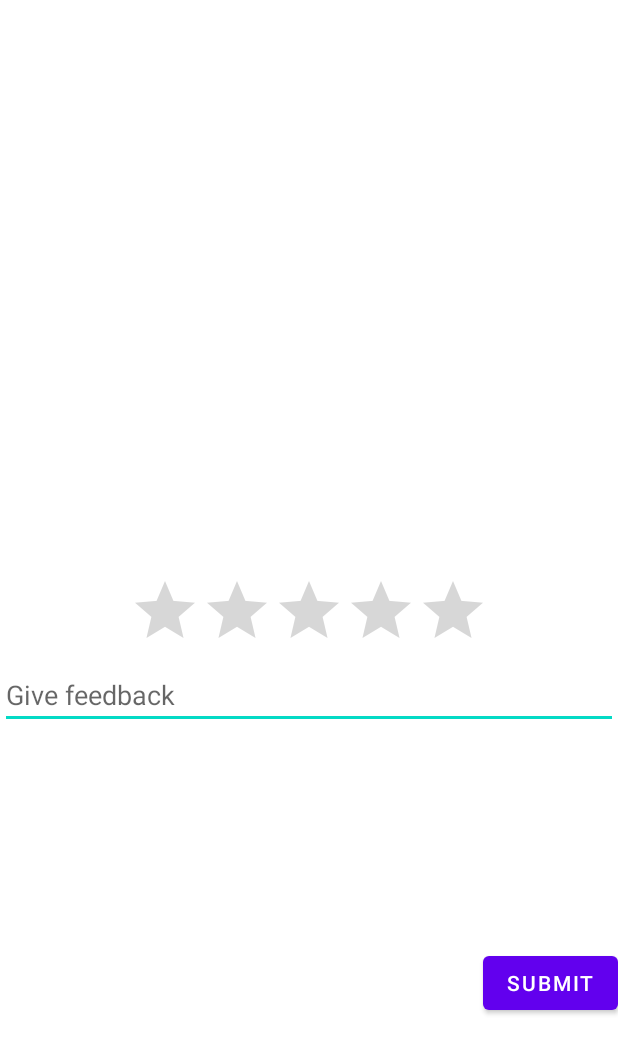
After one commit to its-Pank/assignment_day1, an Android app: the layout rating_bar.xml on its own in the app's theme, with its tools: preview values and no code run, on a phone screen of 412 x 824 dp. The commit adds this screen. Shown: the top 1054 px of the screen. Run offline under Robolectric (Android 15) with nearby library versions, the phone set to English and light mode, and no system bars.

Commit message:
Rating bar

```diff
--- a/app/src/main/AndroidManifest.xml
+++ b/app/src/main/AndroidManifest.xml
@@ -31,8 +31,7 @@
             android:exported="false" />
         <activity
             android:name=".MainActivity"
-            android:exported="true"
-            android:screenOrientation="fullSensor">
+            android:exported="true">
             <intent-filter>
                 <action android:name="android.intent.action.MAIN" />
 
--- /dev/null
+++ b/app/src/main/res/layout/rating_bar.xml
@@ -0,0 +1,34 @@
+<?xml version="1.0" encoding="utf-8"?>
+<androidx.constraintlayout.widget.ConstraintLayout xmlns:android="http://schemas.android.com/apk/res/android"
+    xmlns:app="http://schemas.android.com/apk/res-auto"
+    android:layout_width="match_parent"
+    android:layout_height="match_parent">
+
+
+    <RatingBar
+        android:id="@+id/rating"
+        android:layout_width="wrap_content"
+        android:layout_height="wrap_content"
+        android:stepSize=".5"
+        app:layout_constraintBottom_toBottomOf="parent"
+        app:layout_constraintEnd_toEndOf="parent"
+        app:layout_constraintStart_toStartOf="parent"
+        app:layout_constraintTop_toTopOf="parent" />
+
+    <EditText
+        android:id="@+id/editText"
+        android:layout_width="match_parent"
+        android:layout_height="wrap_content"
+        android:hint="Give feedback"
+        app:layout_constraintTop_toBottomOf="@+id/rating" />
+
+    <Button
+        android:id="@+id/button"
+        android:layout_width="wrap_content"
+        android:layout_height="wrap_content"
+        android:text="submit"
+        app:layout_constraintBottom_toBottomOf="parent"
+        app:layout_constraintEnd_toEndOf="parent"
+        app:layout_constraintTop_toBottomOf="@+id/editText" />
+
+</androidx.constraintlayout.widget.ConstraintLayout>
--- a/app/src/main/res/menu/option_menu.xml
+++ b/app/src/main/res/menu/option_menu.xml
@@ -20,5 +20,8 @@
         android:id="@+id/chart"
         android:title="BMI Chart"/>
 
+    <item android:id="@+id/rating"
+        android:title="Rating US"/>
+
 
 </menu>
```
Also changed, not shown: app/src/main/java/com/example/assignment_day1/MainActivity.kt (+22 -0 lines).
